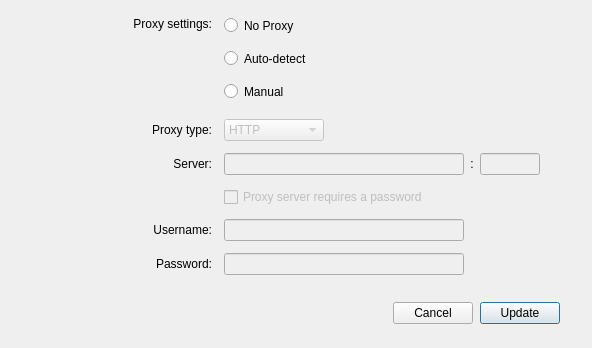
meganz/MEGAsync, file src/MEGASync/gui/macx/ProxySettings.ui: the form before one commit.
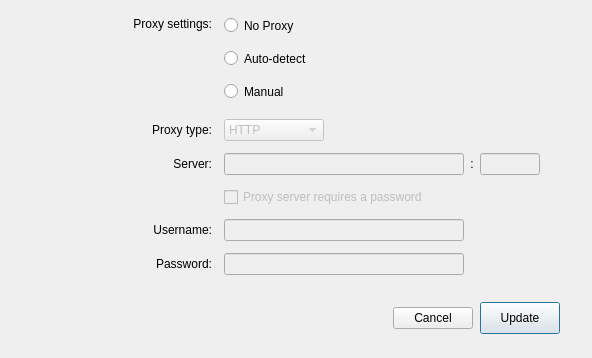
The form after the commit. Custom widgets are drawn as their Qt base class.

Commit message: SAT-703.Buttons in some languages broken

Patch:
```diff
--- a/src/MEGASync/gui/macx/ProxySettings.ui
+++ b/src/MEGASync/gui/macx/ProxySettings.ui
@@ -549,6 +549,18 @@
       </item>
       <item>
        <widget class="QPushButton" name="bUpdate">
+        <property name="minimumSize">
+         <size>
+          <width>0</width>
+          <height>32</height>
+         </size>
+        </property>
+        <property name="maximumSize">
+         <size>
+          <width>16777215</width>
+          <height>32</height>
+         </size>
+        </property>
         <property name="text">
          <string>Update</string>
         </property>
```
The commit also changes 4 other files.
